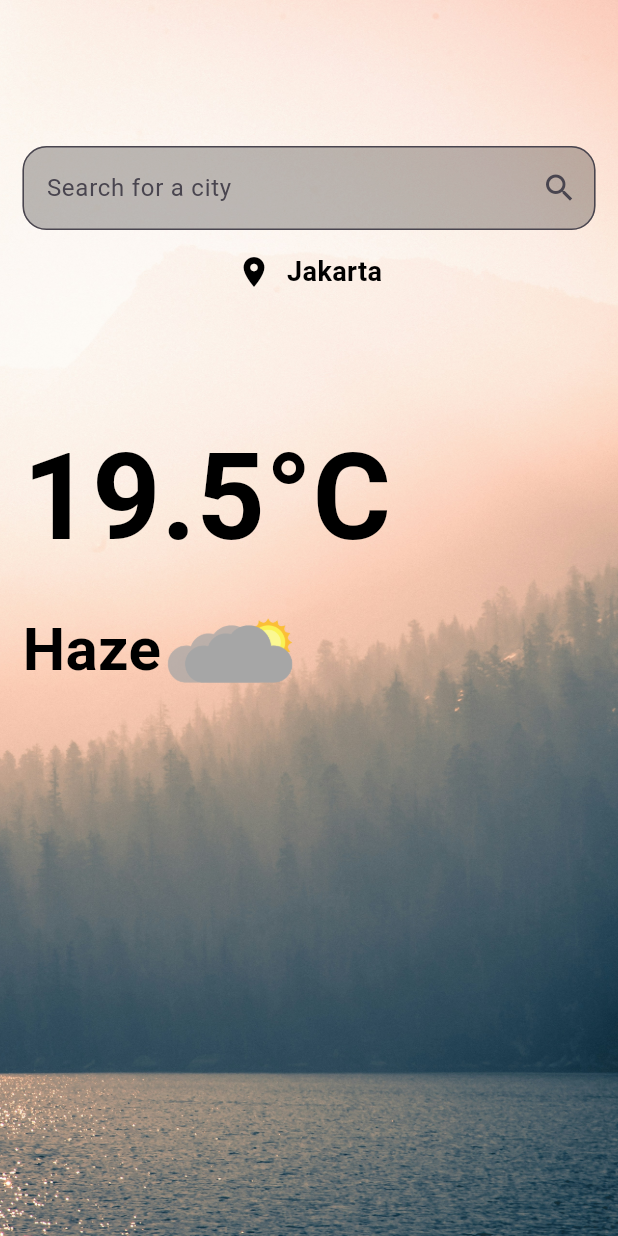
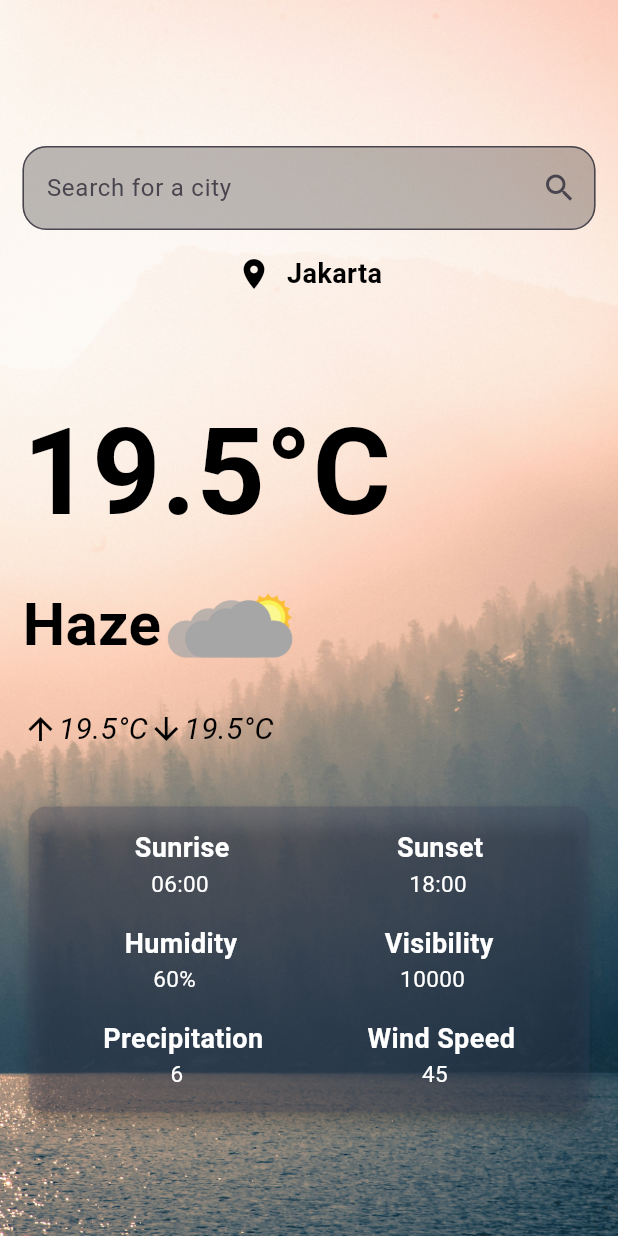
Before and after one commit to its4nas/Weather-App, a Flutter app: the screen it shows after launch, on a phone screen of 412 x 824 dp. Run offline on Flutter 3.47's test engine with Material 3 defaults, Android fonts, the phone set to English and light mode, and no system bars.

Commit message:
Creating UI Using Card for Weather Data

```diff
--- a/lib/main.dart
+++ b/lib/main.dart
@@ -1,4 +1,5 @@
 import 'package:flutter/material.dart';
+import 'package:weather_app/widget/weather_data_tile.dart';
 
 void main() {
   runApp(const WeatherApp());
@@ -49,7 +50,7 @@ class _WeatherPageState extends State<WeatherPage> {
                       ),
                     ),
                     ),
-                    SizedBox(height: 15),
+                    SizedBox(height: MediaQuery.of(context).size.height * 0.02),
                     Row(
                       mainAxisAlignment: MainAxisAlignment.center,
                       children: [
@@ -58,7 +59,7 @@ class _WeatherPageState extends State<WeatherPage> {
                         Text('Jakarta', style: TextStyle(color: Colors.black, fontSize: 18, fontWeight: FontWeight.bold),),
                       ],
                     ),
-                    SizedBox(height: 80),
+                    SizedBox(height: MediaQuery.of(context).size.height * 0.075),
                     Align(
                       alignment: Alignment.centerLeft,
                       child: Text('19.5°C', style: TextStyle(color: Colors.black, fontSize: 80, fontWeight: FontWeight.bold),),
@@ -69,6 +70,34 @@ class _WeatherPageState extends State<WeatherPage> {
                         Text('Haze', style: TextStyle(color: Colors.black, fontSize: 40, fontWeight: FontWeight.bold),),
                         Image.asset('assets/icons/Haze.png', width: 90, height: 90,),
                       ],
+                    ),
+                    SizedBox(height: 10),
+                    Row(
+                      mainAxisAlignment: MainAxisAlignment.start,
+                      children: [
+                        const Icon(Icons.arrow_upward, color: Colors.black,),
+                        Text('19.5°C', style: TextStyle(color: Colors.black, fontSize: 20, fontStyle: FontStyle.italic),),
+                        const Icon(Icons.arrow_downward, color: Colors.black,),
+                        Text('19.5°C', style: TextStyle(color: Colors.black, fontSize: 20, fontStyle: FontStyle.italic),),
+                      ],
+                    ),
+                    SizedBox(height: MediaQuery.of(context).size.height * 0.04),
+                    Card(
+                      elevation: 5,
+                      color: const Color.fromARGB(74, 61, 66, 94),
+                      child: Padding(
+                        padding: EdgeInsets.all(15),
+                        // color: Colors.transparent,
+                        child: Column(
+                          children: [
+                            WeatherDataTile(index1: 'Sunrise', index2: 'Sunset', value1: '06:00', value2: '18:00'),
+                            SizedBox(height: MediaQuery.of(context).size.height * 0.02),
+                            WeatherDataTile(index1: 'Humidity', index2: 'Visibility', value1: '60%', value2: '10000'),
+                            SizedBox(height: MediaQuery.of(context).size.height * 0.02),
+                            WeatherDataTile(index1: 'Precipitation', index2: 'Wind Speed', value1: '6', value2: '45'),
+                          ],
+                        ),
+                      ),
                     )
                 ],
               ),
--- /dev/null
+++ b/lib/widget/weather_data_tile.dart
@@ -0,0 +1,27 @@
+import 'package:flutter/material.dart';
+
+class WeatherDataTile extends StatelessWidget {
+  final String index1, index2, value1, value2;
+  const WeatherDataTile({super.key, required this.index1, required this.index2, required this.value1, required this.value2});
+  @override
+  Widget build(BuildContext context) {
+    return  Column(
+        children: [
+          Row(
+            mainAxisAlignment: MainAxisAlignment.spaceAround,
+            children: [
+              Text(index1, style: TextStyle(color: Colors.white, fontSize: 18, fontWeight: FontWeight.bold),),
+              Text(index2, style: TextStyle(color: Colors.white, fontSize: 18, fontWeight: FontWeight.bold),),
+            ],
+          ),
+          Row(
+            mainAxisAlignment: MainAxisAlignment.spaceAround,
+            children: [
+              Text(value1, style: TextStyle(color: Colors.white, fontSize: 15,),),
+              Text(value2, style: TextStyle(color: Colors.white, fontSize: 15,),),
+            ],
+          ),
+        ],
+    );
+  }
+}
```
